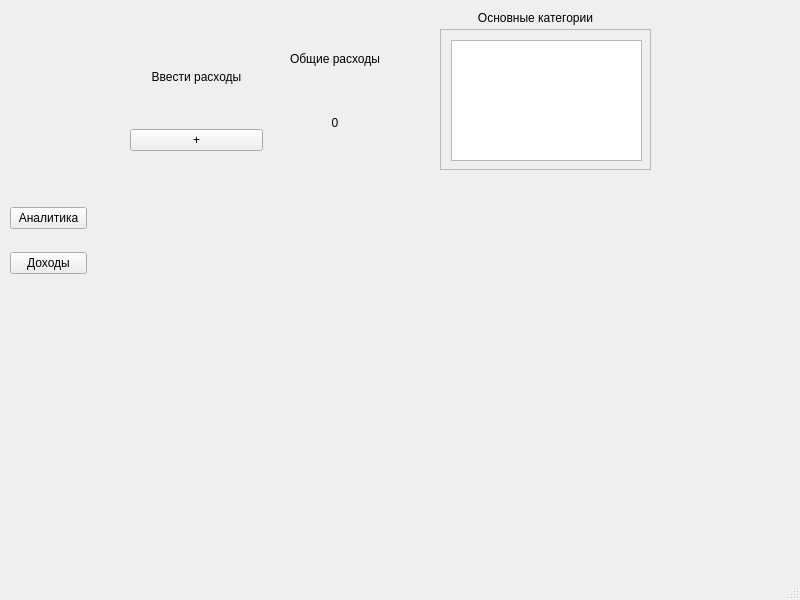
This is untitled1/expense.ui in LevGolodin/C-Project as Qt 5 draws it before an edit. The edited form follows.
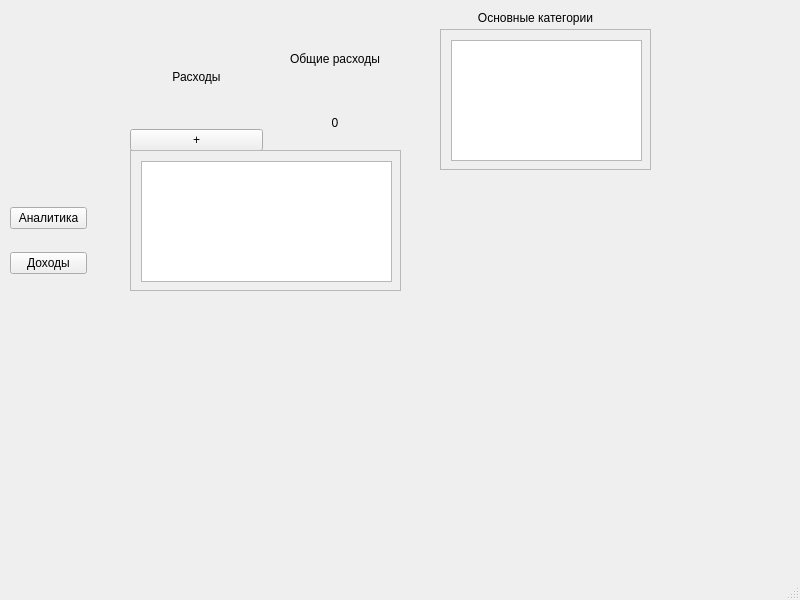
This is the edited form.

Diff of the .ui file:
```diff
--- a/untitled1/expense.ui
+++ b/untitled1/expense.ui
@@ -78,7 +78,7 @@
        <item>
         <widget class="QLabel" name="label_2">
          <property name="text">
-          <string>Ввести расходы</string>
+          <string>Расходы</string>
          </property>
          <property name="alignment">
           <set>Qt::AlignCenter</set>
@@ -146,6 +146,39 @@
      </item>
     </layout>
    </widget>
+   <widget class="QScrollArea" name="scrollArea_2">
+    <property name="geometry">
+     <rect>
+      <x>130</x>
+      <y>150</y>
+      <width>271</width>
+      <height>141</height>
+     </rect>
+    </property>
+    <property name="widgetResizable">
+     <bool>true</bool>
+    </property>
+    <widget class="QWidget" name="scrollAreaWidgetContents_3">
+     <property name="geometry">
+      <rect>
+       <x>0</x>
+       <y>0</y>
+       <width>269</width>
+       <height>139</height>
+      </rect>
+     </property>
+     <widget class="QListWidget" name="listWidget_3">
+      <property name="geometry">
+       <rect>
+        <x>10</x>
+        <y>10</y>
+        <width>251</width>
+        <height>121</height>
+       </rect>
+      </property>
+     </widget>
+    </widget>
+   </widget>
   </widget>
   <widget class="QMenuBar" name="menubar">
    <property name="geometry">
```
